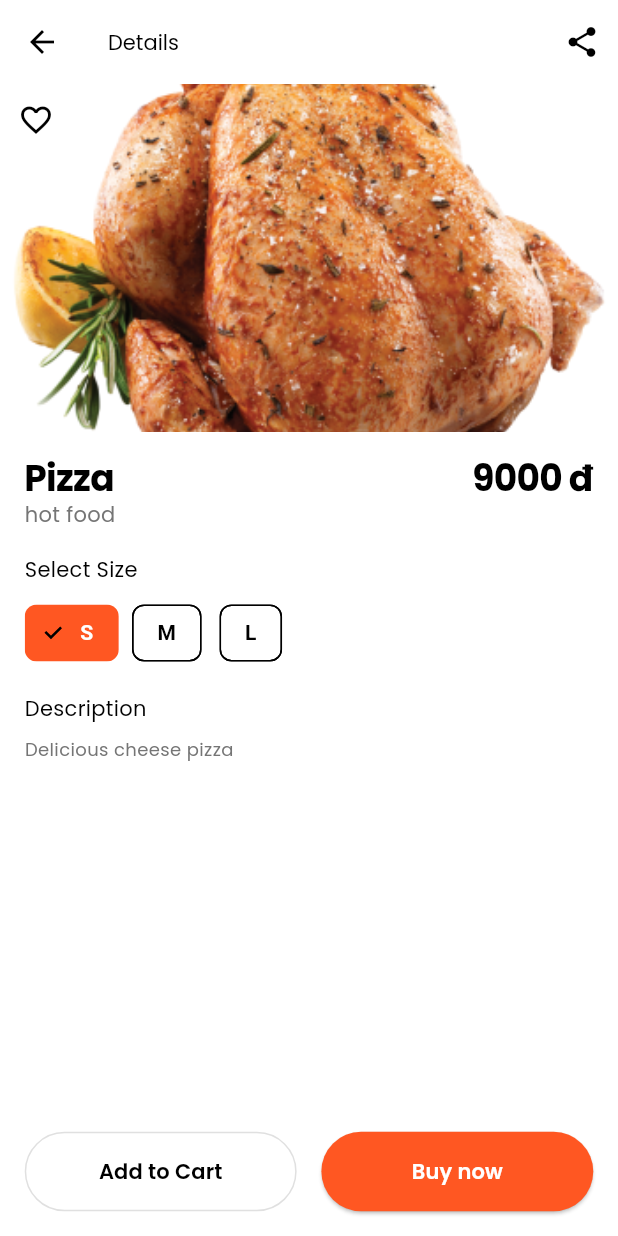
After one commit to letriit97/flutter_app, a Flutter app: the FoodDetailScreen screen opened directly with sample values from the repository, on a phone screen of 412 x 824 dp. The commit adds this screen. Run offline on Flutter 3.47's test engine with Material 3 defaults, Android fonts, the phone set to English and light mode, and no system bars; our stand-ins replace get, get_storage, google_fonts, share_plus; accounts and stored records are empty.

Commit message:
food detail screen

```diff
--- /dev/null
+++ b/food_apps/lib/views/food_detail_screen.dart
@@ -0,0 +1,245 @@
+// ignore_for_file: deprecated_member_use
+
+import 'package:flutter/material.dart';
+import 'package:food_apps/models/food.dart';
+import 'package:food_apps/utils/app_textstyle.dart';
+import 'package:food_apps/views/widgets/size_collector.dart';
+import 'package:share_plus/share_plus.dart';
+
+class FoodDetailScreen extends StatelessWidget {
+  final Food food;
+  const FoodDetailScreen({super.key, required this.food});
+
+  @override
+  Widget build(BuildContext context) {
+    final screenSize = MediaQuery.of(context).size;
+    final screenWidth = MediaQuery.of(context).size.width;
+    final screenHeight = MediaQuery.of(context).size.height;
+    final isDark = Theme.of(context).brightness == Brightness.dark;
+
+    return Scaffold(
+      appBar: AppBar(
+        leading: IconButton(
+          onPressed: () => Navigator.pop(context),
+          icon: Icon(
+            Icons.arrow_back,
+            color: isDark ? Colors.white : Colors.black,
+          ),
+        ),
+        title: Text(
+          'Details',
+          style: AppTextStyle.withColor(
+            AppTextStyle.h3,
+            isDark ? Colors.white : Colors.black,
+          ),
+        ),
+        actions: [
+          IconButton(
+            onPressed: () {
+              _shareFood(context, food.title, food.description!);
+            },
+            icon: Icon(
+              Icons.share,
+              color: isDark ? Colors.white : Colors.black,
+            ),
+          ),
+        ],
+      ),
+      body: SingleChildScrollView(
+        child: Column(
+          crossAxisAlignment: CrossAxisAlignment.start,
+          children: [
+            Stack(
+              children: [
+                // Images
+                AspectRatio(
+                  aspectRatio: 16 / 9,
+                  child: Image.asset(
+                    food.imageUrl!,
+                    width: double.infinity,
+                    fit: BoxFit.cover,
+                  ),
+                ),
+
+                // favorite button
+                Positioned(
+                  child: IconButton(
+                    onPressed: () {},
+                    icon: Icon(
+                      food.isFavorite ? Icons.favorite : Icons.favorite_border,
+                      color: food.isFavorite
+                          ? Theme.of(context).primaryColor
+                          : (isDark ? Colors.white : Colors.black),
+                    ),
+                  ),
+                ),
+              ],
+            ),
+
+            // Food Detail
+            Padding(
+              padding: EdgeInsets.all(screenWidth * 0.04),
+              child: Column(
+                crossAxisAlignment: CrossAxisAlignment.start,
+                children: [
+                  Row(
+                    mainAxisAlignment: MainAxisAlignment.spaceBetween,
+                    children: [
+                      Text(
+                        food.title,
+                        style: AppTextStyle.withColor(
+                          AppTextStyle.h1,
+                          Theme.of(context).textTheme.headlineMedium!.color!,
+                        ),
+                      ),
+
+                      // Giá
+                      Text(
+                        // ignore: prefer_interpolation_to_compose_strings
+                        food.price.toStringAsFixed(0) + ' đ',
+                        style: AppTextStyle.withColor(
+                          AppTextStyle.h1,
+                          Theme.of(context).textTheme.headlineMedium!.color!,
+                        ),
+                      ),
+                    ],
+                  ),
+
+                  Text(
+                    // ignore: prefer_interpolation_to_compose_strings
+                    food.category,
+                    style: AppTextStyle.withColor(
+                      AppTextStyle.bodyMedium,
+                      isDark ? Colors.grey[400]! : Colors.grey[600]!,
+                    ),
+                  ),
+
+                  SizedBox(height: screenHeight * 0.02),
+
+                  Text(
+                    // ignore: prefer_interpolation_to_compose_strings
+                    'Select Size',
+                    style: AppTextStyle.withColor(
+                      AppTextStyle.bodyMedium,
+                      Theme.of(context).textTheme.bodyLarge!.color!,
+                    ),
+                  ),
+
+                  SizedBox(height: screenHeight * 0.01),
+
+                  // Size options
+                  const SizeCollector(),
+
+                  // Description
+                  SizedBox(height: screenHeight * 0.02),
+                  Text(
+                    // ignore: prefer_interpolation_to_compose_strings
+                    'Description',
+                    style: AppTextStyle.withColor(
+                      AppTextStyle.bodyMedium,
+                      Theme.of(context).textTheme.bodyLarge!.color!,
+                    ),
+                  ),
+
+                  SizedBox(height: screenHeight * 0.01),
+                  Text(
+                    // ignore: prefer_interpolation_to_compose_strings
+                    food.description!,
+                    style: AppTextStyle.withColor(
+                      AppTextStyle.bodySmall,
+                      isDark ? Colors.grey[400]! : Colors.grey[600]!,
+                    ),
+                  ),
+                ],
+              ),
+            ),
+          ],
+        ),
+      ),
+
+      bottomNavigationBar: SafeArea(
+        child: Padding(
+          padding: EdgeInsets.all(screenWidth * 0.04),
+          child: Row(
+            children: [
+              Expanded(
+                child: OutlinedButton(
+                  onPressed: () {},
+                  style: OutlinedButton.styleFrom(
+                    padding: EdgeInsets.symmetric(
+                      vertical: screenHeight * 0.02,
+                    ),
+                    side: BorderSide(
+                      color: isDark ? Colors.white70 : Colors.black12,
+                    ),
+                  ),
+                  child: Text(
+                    'Add to Cart',
+                    style: AppTextStyle.withColor(
+                      AppTextStyle.buttonMedium,
+                      Theme.of(context).textTheme.bodyLarge!.color!,
+                    ),
+                  ),
+                ),
+              ),
+
+              SizedBox(width: screenWidth * 0.04),
+
+              Expanded(
+                child: ElevatedButton(
+                  onPressed: () {},
+                  style: ElevatedButton.styleFrom(
+                    padding: EdgeInsets.symmetric(
+                      vertical: screenHeight * 0.02,
+                    ),
+                    backgroundColor: Theme.of(context).primaryColor,
+                  ),
+                  child: Text(
+                    'Buy now',
+                    style: AppTextStyle.withColor(
+                      AppTextStyle.buttonMedium,
+                      Colors.white,
+                    ),
+                  ),
+                ),
+              ),
+            ],
+          ),
+        ),
+      ),
+    );
+  }
+
+  Future<void> _shareFood(
+    BuildContext context,
+    String title,
+    String description,
+  ) async {
+    // Implement share functionality
+    // Get the render box share position
+    final box = context.findRenderObject() as RenderBox?;
+
+    final String shopLink = 'https://example.com/food/$title';
+    final String shareMessage = '$description\n\n$shopLink';
+
+    try {
+      final ShareResult result = await Share.share(
+        shareMessage,
+        subject: title,
+        sharePositionOrigin: box!.localToGlobal(Offset.zero) & box.size,
+      );
+
+      if (result.status == ShareResultStatus.success) {
+        // Shared successfully
+        debugPrint('Shared successfully');
+      } else if (result.status == ShareResultStatus.dismissed) {
+        // Share dismissed
+      } else {
+        // Handle other statuses if needed
+      }
+    } catch (e) {
+      // Handle error
+      debugPrint('Error sharing food: $e');
+    }
+  }
+}
--- a/food_apps/lib/views/widgets/food_grid.dart
+++ b/food_apps/lib/views/widgets/food_grid.dart
@@ -1,6 +1,6 @@
 import 'package:flutter/material.dart';
-import 'package:flutter/widgets.dart';
 import 'package:food_apps/models/food.dart';
+import 'package:food_apps/views/food_detail_screen.dart';
 import 'package:food_apps/views/widgets/food_card.dart';
 
 class FoodGrid extends StatelessWidget {
@@ -20,7 +20,12 @@ class FoodGrid extends StatelessWidget {
       itemBuilder: (context, index) {
         final food = foods[index];
         return GestureDetector(
-          onTap: () {},
+          onTap: () => Navigator.push(
+            context,
+            MaterialPageRoute(
+              builder: (context) => FoodDetailScreen(food: food),
+            ),
+          ),
           child: FoodCard(food: food),
         );
       },
--- /dev/null
+++ b/food_apps/lib/views/widgets/size_collector.dart
@@ -0,0 +1,39 @@
+import 'package:flutter/material.dart';
+
+class SizeCollector extends StatefulWidget {
+  const SizeCollector({super.key});
+
+  @override
+  State<SizeCollector> createState() => _SizeCollectorState();
+}
+
+class _SizeCollectorState extends State<SizeCollector> {
+  int selectedSizeIndex = 0;
+  final sizes = ["S", "M", "L"];
+
+  @override
+  Widget build(BuildContext context) {
+    return Row(
+      mainAxisAlignment: MainAxisAlignment.start,
+      children: List.generate(
+        sizes.length,
+        (index) => Padding(
+          padding: EdgeInsets.only(right: 8),
+          child: ChoiceChip(
+            label: Text(sizes[index]),
+            selected: selectedSizeIndex == index,
+            onSelected: (bool selected) {
+              setState(() {
+                selectedSizeIndex = selected ? index : selectedSizeIndex;
+              });
+            },
+            selectedColor: Theme.of(context).primaryColor,
+            labelStyle: TextStyle(
+              color: selectedSizeIndex == index ? Colors.white : Colors.black,
+            ),
+          ),
+        ),
+      ),
+    );
+  }
+}
```
